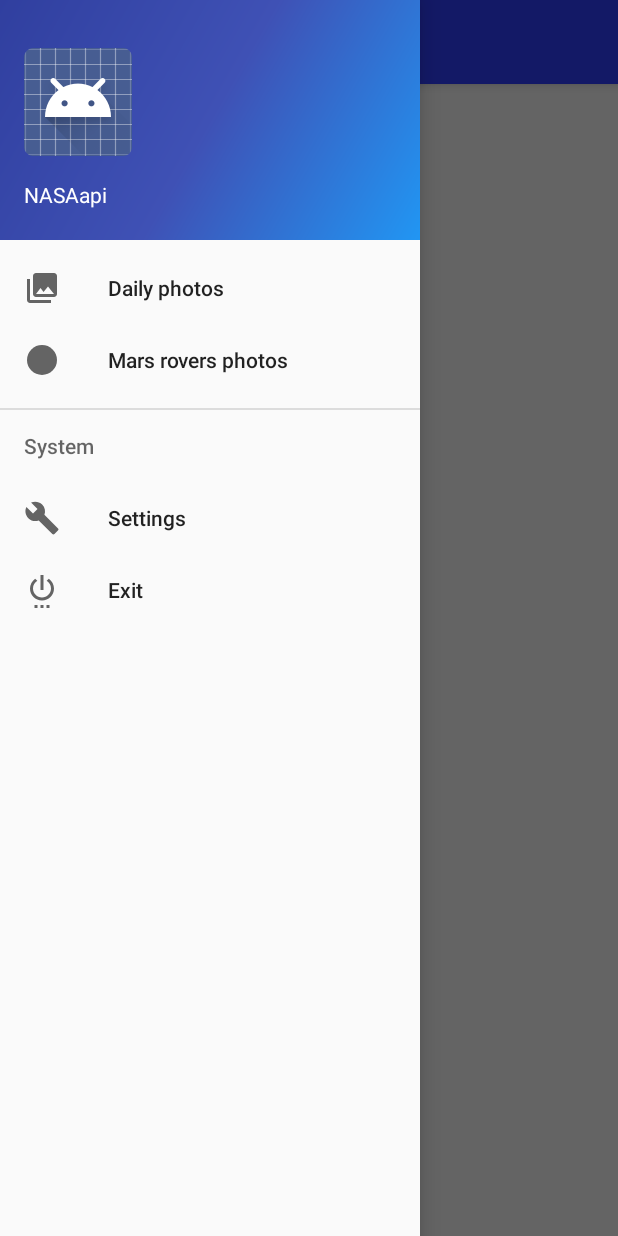
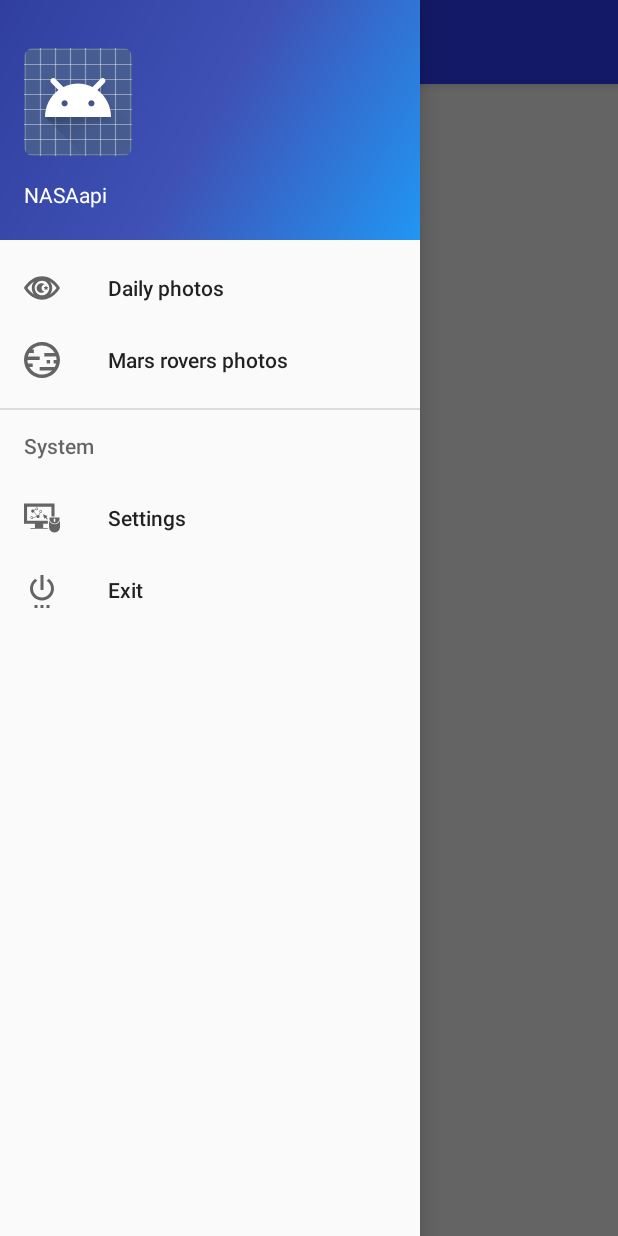
Before and after one commit to VladislavTitov/NASAapi, an Android app: the screen it shows after launch (MainActivity), with the side drawer open, on a phone screen of 412 x 824 dp. Run offline under Robolectric (Android 15) with nearby library versions, the phone set to English and light mode, and no system bars; our stand-ins replace CircleImageView.

Commit message:
Splash, icons

```diff
--- a/app/src/main/AndroidManifest.xml
+++ b/app/src/main/AndroidManifest.xml
@@ -4,7 +4,7 @@
 
     <application
         android:allowBackup="true"
-        android:icon="@mipmap/icon"
+        android:icon="@mipmap/ps"
         android:label="@string/app_name"
         android:supportsRtl="true"
         android:theme="@style/AppTheme">
--- /dev/null
+++ b/app/src/main/res/drawable/ic_computer.xml
@@ -0,0 +1,9 @@
+<vector android:height="24dp" android:viewportHeight="564.308"
+    android:viewportWidth="564.308" android:width="24dp" xmlns:android="http://schemas.android.com/apk/res/android">
+    <path android:fillColor="#FF000000" android:pathData="M48.5,104.9l381.6,0l0,152.5l48.5,0l0,-201l-478.6,0l0,315.6l171.6,0l0,65l129.5,0l0,-65l73.1,0l0,-48.5l-325.7,0z"/>
+    <path android:fillColor="#FF000000" android:pathData="M101.9,438.1h268.9v13.4h-268.9z"/>
+    <path android:fillColor="#FF000000" android:pathData="M261.3,198.4c11,0 20,-9 20,-20c0,-11 -9,-20 -20,-20c-11,0 -20,9 -20,20c0,7.2 3.9,13.5 9.7,17l-21.9,40.1c-2.8,-1.1 -5.8,-1.7 -8.9,-1.7c-5.4,0 -10.3,1.7 -14.4,4.6l-48.9,-50.4c3.2,-4.2 5.1,-9.4 5.1,-15c0,-2.9 -0.5,-5.6 -1.4,-8.1l24.4,-12.9c3.7,4.5 9.2,7.4 15.4,7.4c11,0 20,-9 20,-20c0,-11 -9,-20 -20,-20c-11,0 -20,9 -20,20c0,2 0.4,3.9 0.9,5.7l-24.4,12.9c-4.6,-6.1 -11.8,-10 -20,-10c-13.8,0 -25.1,11.2 -25.1,25.1c0,13.8 11.2,25.1 25.1,25.1c5.4,0 10.3,-1.7 14.4,-4.6l48.9,50.4c-3.2,4.2 -5,9.4 -5,15c0,0.1 0,0.3 0,0.4l-54.6,9.5c-2.9,-7.5 -10.1,-12.8 -18.6,-12.8c-11,0 -20,9 -20,20c0,11 9,20 20,20c10.9,0 19.7,-8.7 19.9,-19.5l54.5,-9.5c3.4,9.9 12.7,17 23.7,17c13.8,0 25.1,-11.2 25.1,-25.1c0,-7.9 -3.7,-14.9 -9.3,-19.5l22.6,-41.3C259.3,198.2 260.3,198.4 261.3,198.4zM200.2,127.1c6.7,0 12.2,5.5 12.2,12.2c0,6.7 -5.5,12.2 -12.2,12.2c-6.7,0 -12.2,-5.5 -12.2,-12.2C188.1,132.6 193.5,127.1 200.2,127.1zM121.9,288.2c-6.7,0 -12.2,-5.5 -12.2,-12.2c0,-6.7 5.5,-12.2 12.2,-12.2c6.7,0 12.2,5.5 12.2,12.2C134.1,282.7 128.6,288.2 121.9,288.2zM249.1,178.4c0,-6.7 5.5,-12.2 12.2,-12.2c6.7,0 12.2,5.5 12.2,12.2c0,6.7 -5.5,12.2 -12.2,12.2C254.5,190.6 249.1,185.1 249.1,178.4z"/>
+    <path android:fillColor="#FF000000" android:pathData="M298.9,222.7l18,72.4l19.4,-15.9l23.2,28.4l13.2,-10.8l-23.2,-28.4l19.4,-15.9z"/>
+    <path android:fillColor="#FF000000" android:pathData="M398.8,289.6c0,43.8 35.6,79.5 79.5,79.5s79.5,-35.6 79.5,-79.5c0,-5.1 -0.5,-10.2 -1.5,-15H400.3C399.3,279.4 398.8,284.4 398.8,289.6zM466.1,302c0,-6.7 5.5,-12.2 12.2,-12.2h0.6c6.7,0 12.2,5.5 12.2,12.2v31.7c0,6.7 -5.5,12.2 -12.2,12.2h-0.6c-6.7,0 -12.2,-5.5 -12.2,-12.2V302z"/>
+    <path android:fillColor="#FF000000" android:pathData="M478.3,381c-39,0 -72.4,-24.7 -85.5,-59.2v42.2v12.8v4.8v16.2v26.3c0,46.3 37.5,83.8 83.8,83.8h3.9c46.3,0 83.8,-37.5 83.8,-83.8v-26.3v-16.2v-4.8v-12.8v-43.8C551.7,355.6 517.9,381 478.3,381z"/>
+</vector>
--- /dev/null
+++ b/app/src/main/res/drawable/ic_observation.xml
@@ -0,0 +1,6 @@
+<vector android:height="24dp" android:viewportHeight="512.0"
+    android:viewportWidth="512.0" android:width="24dp" xmlns:android="http://schemas.android.com/apk/res/android">
+    <path android:fillColor="#ffffff" android:pathData="M256,90.4C90.4,90.4 0,256 0,256s90.4,165.6 256,165.6S512,256 512,256S421.6,90.4 256,90.4zM143.2,346.9c-16.2,-10 -31.9,-22.2 -47,-36.4C75.1,290.6 59.2,270.3 49.1,256c10.1,-14.3 25.9,-34.6 47.1,-54.5c15.1,-14.2 30.8,-26.4 47,-36.4c-20.1,24.9 -32.1,56.5 -32.1,90.9C111.1,290.4 123.1,322 143.2,346.9zM256,359.5c-57.1,0 -103.5,-46.4 -103.5,-103.5c0,-57.1 46.4,-103.5 103.5,-103.5S359.5,198.9 359.5,256C359.5,313.1 313.1,359.5 256,359.5zM415.8,310.5c-15.1,14.2 -30.8,26.4 -47,36.4c20.1,-24.9 32.1,-56.5 32.1,-90.9s-12,-66 -32.1,-90.9c16.2,10 31.9,22.2 47,36.4c21.1,19.9 37,40.2 47.1,54.5C452.8,270.3 436.9,290.6 415.8,310.5z"/>
+    <path android:fillColor="#ffffff" android:pathData="M249.1,256c0,-26.5 19.3,-48.5 44.5,-52.7c-12,-10.2 -27.6,-16.3 -44.5,-16.3c-38.1,0 -69,31 -69,69c0,38.1 31,69 69,69c17,0 32.5,-6.1 44.5,-16.3C268.4,304.5 249.1,282.5 249.1,256z"/>
+    <path android:fillColor="#ffffff" android:pathData="M345.7,245.2l-21.9,-4.2l-10.8,-19.5l-10.8,19.5l-21.9,4.2l15.2,16.3l-2.7,22.1l20.2,-9.4l20.2,9.4l-2.7,-22.1z"/>
+</vector>
--- /dev/null
+++ b/app/src/main/res/drawable/ic_planet_11.xml
@@ -0,0 +1,5 @@
+<vector android:height="24dp" android:viewportHeight="512.0"
+    android:viewportWidth="512.0" android:width="24dp" xmlns:android="http://schemas.android.com/apk/res/android">
+    <path android:fillColor="#FF000000" android:pathData="M322.1,256h49.5v49.5h-49.5z"/>
+    <path android:fillColor="#FF000000" android:pathData="M256,0C114.8,0 0,114.8 0,256s114.8,256 256,256s256,-114.8 256,-256S397.2,0 256,0zM437.1,355.1H223v49.5h176.2c-37.1,35.8 -87.6,57.8 -143.1,57.8c-77.9,0 -145.9,-43.4 -181.1,-107.4h48.9v-49.5H55.6c-3.9,-15.9 -6,-32.5 -6,-49.5h173.4v-49.5H55.6c4.3,-17.5 10.9,-34.1 19.4,-49.5h65.5v-49.5h-27.5C150,71.6 200.5,49.5 256,49.5c77.9,0 145.9,43.4 181.1,107.4H289v49.5h167.4c3.9,15.9 6,32.5 6,49.5h-41.3v49.5h35.3C452.1,323 445.5,339.7 437.1,355.1z"/>
+</vector>
--- a/app/src/main/res/menu/main_navigation.xml
+++ b/app/src/main/res/menu/main_navigation.xml
@@ -4,11 +4,11 @@
     <group android:checkableBehavior="single">
         <item
             android:id="@+id/nav_daily"
-            android:icon="@drawable/ic_menu_gallery"
+            android:icon="@drawable/ic_observation"
             android:title="Daily photos"/>
         <item
             android:id="@+id/nav_mars"
-            android:icon="@drawable/ic_brightness_1_black_24dp"
+            android:icon="@drawable/ic_planet_11"
             android:title="Mars rovers photos"/>
     </group>
 
@@ -16,7 +16,7 @@
         <menu>
             <item
                 android:id="@+id/nav_settings"
-                android:icon="@drawable/ic_menu_manage"
+                android:icon="@drawable/ic_computer"
                 android:title="Settings"/>
             <item
                 android:id="@+id/nav_exit"
```
Also changed, not shown: app/src/main/res/drawable/ic_mars.xml (added, +7 -0 lines), app/src/main/res/drawable/ic_science.xml (added, +28 -0 lines), app/src/main/res/mipmap-hdpi/ps.png (added), app/src/main/res/mipmap-mdpi/ps.png (added), app/src/main/res/mipmap-xhdpi/ps.png (added), app/src/main/res/mipmap-xxhdpi/ps.png (added), app/src/main/res/mipmap-xxxhdpi/ps.png (added).
